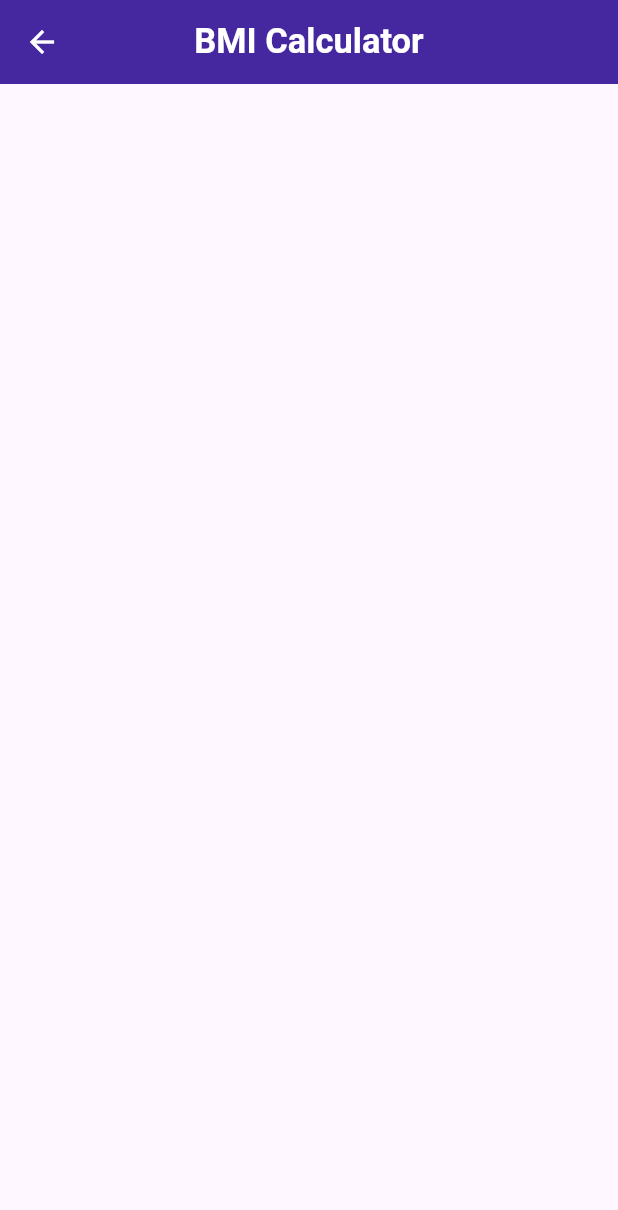
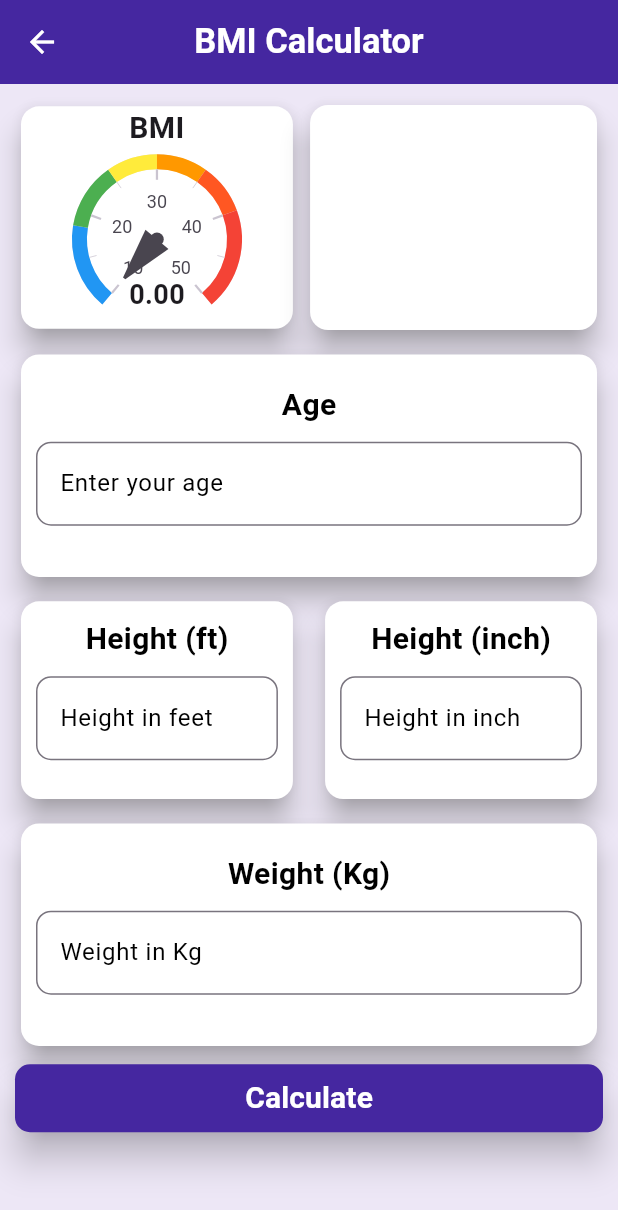
Before and after one commit to Rawnak003/traker_app, a Flutter app: the BMICalculator screen opened directly, on a phone screen of 412 x 824 dp. Shown: the top 1210 px of the screen. Run offline on Flutter 3.47's test engine with Material 3 defaults, Android fonts, the phone set to English and light mode, and no system bars; drawn by our look-alikes of syncfusion_flutter_gauges.

Commit message:
BMI Calculator implemented

```diff
--- a/lib/src/pages/bmi_calculator.dart
+++ b/lib/src/pages/bmi_calculator.dart
@@ -1,4 +1,7 @@
 import 'package:flutter/material.dart';
+import 'package:tracking_app/src/widgets/bmi_calculator_widgets/result_show_widget.dart';
+import '../widgets/bmi_calculator_widgets/custom_card_input_widget.dart';
+import '../widgets/bmi_calculator_widgets/meter_show_widget.dart';
 
 class BMICalculator extends StatefulWidget {
   const BMICalculator({super.key});
@@ -8,11 +11,77 @@ class BMICalculator extends StatefulWidget {
 }
 
 class _BMICalculatorState extends State<BMICalculator> {
+  final TextEditingController _ageController = TextEditingController();
+  final TextEditingController _ftController = TextEditingController();
+  final TextEditingController _inchController = TextEditingController();
+  final TextEditingController _wtController = TextEditingController();
+
+  double ans = 0;
+  String res = "";
+  Color color = Colors.white;
+  _bmiCalculate(){
+    double ft = double.tryParse(_ftController.text) ?? 0;
+    double inch = double.tryParse(_inchController.text) ?? 0;
+    double wt = double.tryParse(_wtController.text) ?? 0;
+
+    double meter = ((ft * 12) + inch) * 0.0254;
+    ans = wt / (meter * meter);
+
+    setState(() {});
+
+    _ftController.clear();
+    _inchController.clear();
+    _wtController.clear();
+    _ageController.clear();
+  }
+
+  _showResult(double outPut){
+    if(outPut >= 10 && outPut < 18.5){
+      res = "Under Weighted";
+    }else if(outPut >= 18.5 && outPut < 25){
+      res = "Normal Weighted";
+    }else if(outPut >= 25 && outPut < 30){
+      res = "Over Weighted";
+    }else if(outPut >= 30 && outPut < 35){
+      res = "Obesity Class |";
+    }else if(outPut >= 35 && outPut < 40){
+      res = "Obesity Class ||";
+    }else if(outPut >= 40 && outPut < 50) {
+      res = "Obesity Class |||";
+    }
+    setState(() {
+
+    });
+
+  }
+  _showColor(double outPut){
+    if(outPut >= 10 && outPut < 18.5){
+      color = Colors.blue;
+    }else if(outPut >= 18.5 && outPut < 25){
+      color = Colors.green;
+    }else if(outPut >= 25 && outPut < 30){
+      color = Colors.yellow;
+    }else if(outPut >= 30 && outPut < 35){
+      color = Colors.orange;
+    }else if(outPut >= 35 && outPut < 40){
+      color = Colors.deepOrange;
+    }else if(outPut >= 40 && outPut < 50){
+      color = Colors.redAccent.shade700;
+    }
+    setState(() {
+
+    });
+  }
+
   @override
   Widget build(BuildContext context) {
+    double screenWidth = MediaQuery.of(context).size.width;
+    double screenHeight = MediaQuery.of(context).size.height;
     return Scaffold(
+      backgroundColor: Colors.deepPurple.shade50,
       appBar: AppBar(
-        title: Text("BMI Calculator",
+        title: Text(
+          "BMI Calculator",
           style: TextStyle(
             color: Colors.white,
             fontSize: 23,
@@ -23,6 +92,89 @@ class _BMICalculatorState extends State<BMICalculator> {
         backgroundColor: Colors.deepPurple.shade800,
         centerTitle: true,
       ),
+
+      body: SingleChildScrollView(
+        child: Padding(
+          padding: EdgeInsets.all(10.0),
+          child: Column(mainAxisAlignment: MainAxisAlignment.center,
+            children: [
+              Row(
+                mainAxisAlignment: MainAxisAlignment.spaceBetween,
+                children: [
+                  MeterWidget(screenWidth: screenWidth, screenHeight: screenHeight, output: ans,),
+                  ResultShowWidget(screenWidth: screenWidth, screenHeight: screenHeight, output: res,resColor: color,),
+                ],
+              ),
+              SizedBox(height: screenHeight * .01),
+              CustomCard(
+                textController: _ageController,
+                scHeight: screenHeight * .18,
+                scWidth: screenWidth,
+                title: "Age",
+                label: "Enter your age",
+              ),
+              SizedBox(height: screenHeight * .01),
+              Row(
+                mainAxisAlignment: MainAxisAlignment.spaceBetween,
+                children: [
+                  CustomCard(
+                    textController: _ftController,
+                    scHeight: screenHeight * .16,
+                    scWidth: screenWidth * .44,
+                    title: "Height (ft)",
+                    label: "Height in feet",
+                  ),
+                  CustomCard(
+                    textController: _inchController,
+                    scHeight: screenHeight * .16,
+                    scWidth: screenWidth * .44,
+                    title: "Height (inch)",
+                    label: "Height in inch",
+                  ),
+                ],
+              ),
+              SizedBox(height: screenHeight * .01),
+              CustomCard(
+                textController: _wtController,
+                scHeight: screenHeight * .18,
+                scWidth: screenWidth,
+                title: "Weight (Kg)",
+                label: "Weight in Kg",
+              ),
+              SizedBox(height: screenHeight * .01),
+              SizedBox(
+                height: screenHeight * .055,
+                width: screenWidth,
+                child: ElevatedButton(
+                  onPressed: () {
+                    _bmiCalculate();
+                    FocusScope.of(context).unfocus();
+                    _showResult(ans);
+                    _showColor(ans);
+                  },
+                  style: ButtonStyle(
+                    elevation: WidgetStatePropertyAll(10),
+                    shape: WidgetStateProperty.all(
+                      RoundedRectangleBorder(
+                        borderRadius: BorderRadius.circular(10.0), // Border radius of 10.0
+                      ),
+                    ),
+                    backgroundColor: WidgetStateProperty.all(Colors.deepPurple.shade800),
+                  ),
+                  child: Text(
+                    "Calculate",
+                    style: TextStyle(
+                      color: Colors.white,
+                      fontSize: 20,
+                      fontWeight: FontWeight.bold,
+                    ),
+                  ),
+                ),
+              ),
+            ],
+          ),
+        ),
+      ),
     );
   }
 }
--- /dev/null
+++ b/lib/src/widgets/bmi_calculator_widgets/custom_card_input_widget.dart
@@ -0,0 +1,62 @@
+import 'package:flutter/material.dart';
+
+class CustomCard extends StatelessWidget {
+  const CustomCard({
+    super.key,
+    required this.textController,
+    required this.scHeight,
+    required this.scWidth,
+    required this.title,
+    required this.label
+
+  });
+  final TextEditingController textController;
+  final String title;
+  final String label;
+  final double scWidth;
+  final double scHeight;
+
+  @override
+  Widget build(BuildContext context) {
+    return Card(
+      color: Colors.white,
+      shadowColor: Colors.grey,
+      elevation: 8,
+      surfaceTintColor: Colors.white,
+      child: SizedBox(
+        height: scHeight,
+        width: scWidth,
+        child: Column(
+          mainAxisAlignment: MainAxisAlignment.center,
+          children: [
+            Text(
+              title,
+              style: TextStyle(
+                color: Colors.black,
+                fontSize: 20,
+                fontWeight: FontWeight.bold,
+              ),
+            ),
+            Padding(
+              padding: const EdgeInsets.fromLTRB(10.0,10.0,10.0,15.0),
+              child: TextFormField(
+                controller: textController,
+                keyboardType: TextInputType.number,
+                decoration: InputDecoration(
+                  labelText: label,
+                  labelStyle: TextStyle(
+                    color: Colors.black,
+                  ),
+                  border: OutlineInputBorder(
+                    borderRadius: BorderRadius.circular(10.0),
+                    borderSide: BorderSide(width: 3, color: Colors.deepPurple.shade800),
+                  ),
+                ),
+              ),
+            )
+          ],
+        ),
+      ),
+    );
+  }
+}
--- /dev/null
+++ b/lib/src/widgets/bmi_calculator_widgets/meter_show_widget.dart
@@ -0,0 +1,102 @@
+import 'package:flutter/material.dart';
+import 'package:syncfusion_flutter_gauges/gauges.dart';
+
+class MeterWidget extends StatelessWidget {
+  const MeterWidget({
+    super.key,
+    required this.screenWidth,
+    required this.screenHeight,
+    required this.output,
+  });
+
+  final double screenWidth;
+  final double screenHeight;
+  final double output;
+
+  @override
+  Widget build(BuildContext context) {
+    return Card(
+      color: Colors.white,
+      shadowColor: Colors.grey,
+      elevation: 8,
+      surfaceTintColor: Colors.white,
+      child: SizedBox(
+        width: screenWidth * .44,
+        height: screenHeight * .18,
+        child: SfRadialGauge(
+          title: GaugeTitle(
+            text: 'BMI',
+            textStyle: const TextStyle(
+              fontSize: 20.0,
+              fontWeight: FontWeight.bold,
+            ),
+          ),
+          axes: <RadialAxis>[
+            RadialAxis(
+              minimum: 10,
+              maximum: 50,
+              ranges: <GaugeRange>[
+                GaugeRange(
+                  startValue: 10,
+                  endValue: 18.5,
+                  color: Colors.blue,
+                  startWidth: 10,
+                  endWidth: 10,
+                ),
+                GaugeRange(
+                  startValue: 18.5,
+                  endValue: 25,
+                  color: Colors.green,
+                  startWidth: 10,
+                  endWidth: 10,
+                ),
+                GaugeRange(
+                  startValue: 25,
+                  endValue: 30,
+                  color: Colors.yellow,
+                  startWidth: 10,
+                  endWidth: 10,
+                ),
+                GaugeRange(
+                  startValue: 30,
+                  endValue: 35,
+                  color: Colors.orange,
+                  startWidth: 10,
+                  endWidth: 10,
+                ),
+                GaugeRange(
+                  startValue: 35,
+                  endValue: 40,
+                  color: Colors.deepOrange,
+                  startWidth: 10,
+                  endWidth: 10,
+                ),
+                GaugeRange(
+                  startValue: 40,
+                  endValue: 50,
+                  color: Colors.red,
+                  startWidth: 10,
+                  endWidth: 10,
+                ),
+              ],
+              pointers: <GaugePointer>[NeedlePointer(value: output)],
+              annotations: <GaugeAnnotation>[
+                GaugeAnnotation(
+                  widget: Text(
+                    output.toStringAsFixed(2),
+                    style: TextStyle(
+                      fontSize: 18,
+                      fontWeight: FontWeight.bold,
+                    ),
+                  ),
+                  angle: 90,
+                  positionFactor: 0.65,
+                ),
+              ],
+            ),
+          ],
+        ),
+      ),
+    );
+  }
+}
--- /dev/null
+++ b/lib/src/widgets/bmi_calculator_widgets/result_show_widget.dart
@@ -0,0 +1,44 @@
+import 'package:flutter/material.dart';
+
+class ResultShowWidget extends StatelessWidget {
+  const ResultShowWidget({
+    super.key,
+    required this.screenWidth,
+    required this.screenHeight,
+    required this.output,
+    required this.resColor
+  });
+
+  final double screenWidth;
+  final double screenHeight;
+  final String output;
+  final Color resColor;
+
+  @override
+  Widget build(BuildContext context) {
+    return Card(
+      color: resColor,
+      shadowColor: Colors.grey,
+      elevation: 8,
+      surfaceTintColor: Colors.white,
+      child: Padding(
+        padding: const EdgeInsets.all(5.0),
+        child: SizedBox(
+          width: screenWidth * .44,
+          height: screenHeight * .17,
+          child: Center(
+            child: Text(
+              output,
+              textAlign: TextAlign.center,
+              style: TextStyle(
+                fontSize: 30,
+                fontWeight: FontWeight.bold,
+                color: Colors.white
+              ),
+            ),
+          ),
+        ),
+      ),
+    );
+  }
+}
--- a/pubspec.yaml
+++ b/pubspec.yaml
@@ -34,6 +34,7 @@ dependencies:
   # The following adds the Cupertino Icons font to your application.
   # Use with the CupertinoIcons class for iOS style icons.
   cupertino_icons: ^1.0.8
+  syncfusion_flutter_gauges: ^28.2.6
 
 dev_dependencies:
   flutter_test:
```
Also changed, not shown: pubspec.lock.
